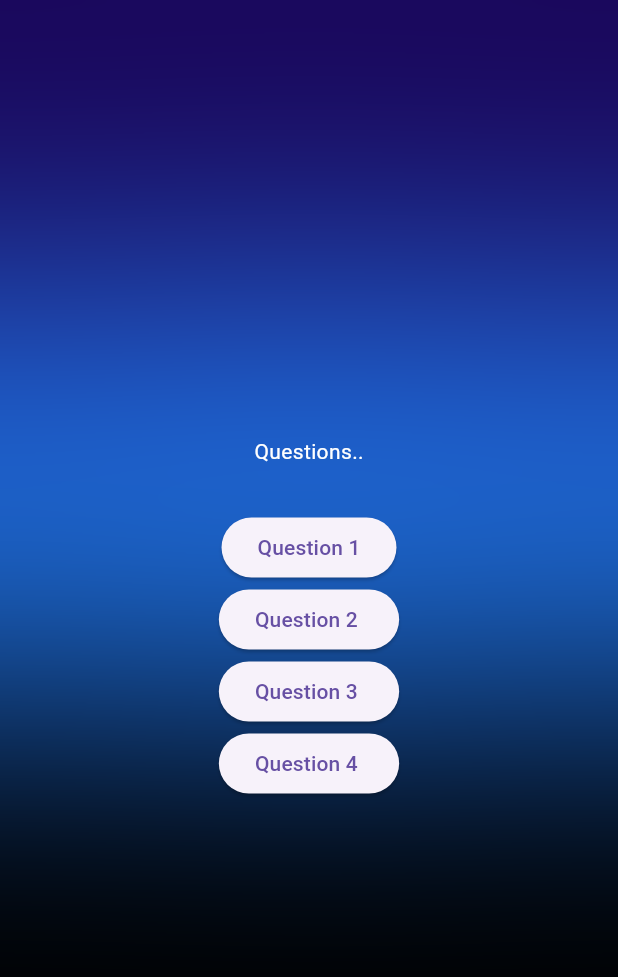
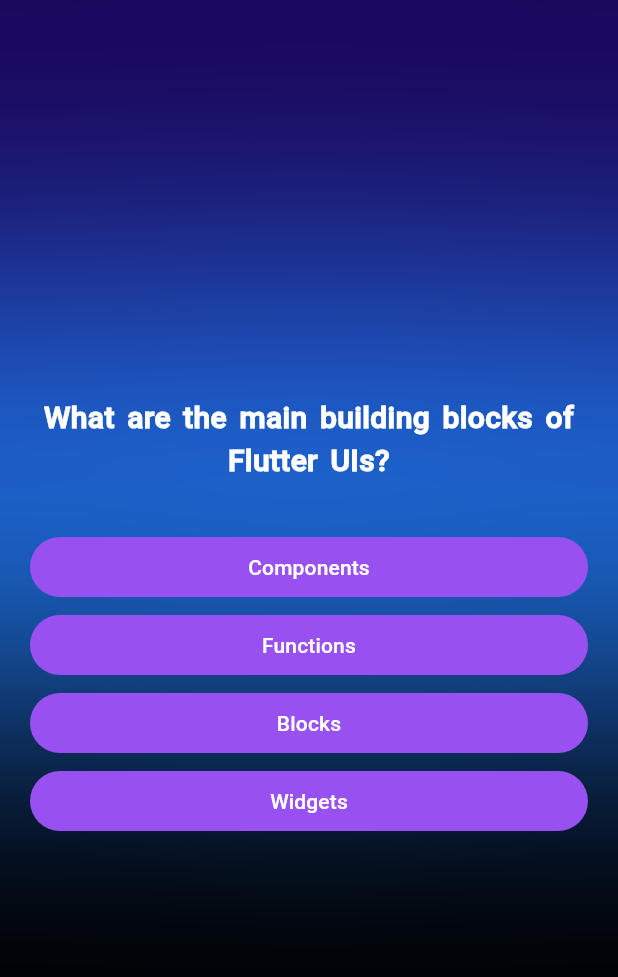
Before and after one commit to itsdwip/Flutter_Bootcamp_projects, a Flutter app: the screen it shows after launch, after a tap on "Start", on a phone screen of 412 x 824 dp. Shown: the top 977 px of the screen. Run offline on Flutter 3.47's test engine with Material 3 defaults, Android fonts, the phone set to English and light mode, and no system bars.

Commit message:
Implemented Questions Screen Function

```diff
--- a/flutter_quiz_app/lib/home_screen.dart
+++ b/flutter_quiz_app/lib/home_screen.dart
@@ -1,5 +1,4 @@
 import 'package:flutter/material.dart';
-import 'package:flutter_quiz_app/app_starting.dart';
 
 class Home extends StatelessWidget {
   const Home(this.activeQuestionsScreen, {super.key});
--- a/flutter_quiz_app/lib/main.dart
+++ b/flutter_quiz_app/lib/main.dart
@@ -11,9 +11,13 @@
   // This widget is the root of your application.
   @override
   Widget build(BuildContext context) {
-    return const MaterialApp(
+    return MaterialApp(
       debugShowCheckedModeBanner: false,
-      home: AppBackGround(),
+      theme: ThemeData(
+        useMaterial3: true,
+        fontFamily: 'Roboto',
+      ),
+      home: const AppBackGround(),
     );
   }
 }
--- /dev/null
+++ b/flutter_quiz_app/lib/others/components/answer_button_style.dart
@@ -0,0 +1,40 @@
+import 'package:flutter/material.dart';
+
+class AnswerButton extends StatelessWidget {
+  const AnswerButton({
+    super.key,
+    required this.answerText,
+    required this.onTap,
+  });
+
+  final String answerText;
+  final void Function() onTap;
+
+  @override
+  Widget build(BuildContext context) {
+    return Container(
+      margin: const EdgeInsets.symmetric(vertical: 2),
+      child: ElevatedButton(
+        onPressed: onTap,
+        style: ElevatedButton.styleFrom(
+          padding: const EdgeInsets.symmetric(
+            horizontal: 40,
+            vertical: 10,
+          ),
+          backgroundColor: const Color.fromARGB(255, 152, 80, 240),
+          foregroundColor: Colors.white,
+          elevation: 0,
+          shape: RoundedRectangleBorder(
+            borderRadius: BorderRadius.circular(
+              40,
+            ),
+          ),
+        ),
+        child: Text(
+          answerText,
+          textAlign: TextAlign.center,
+        ),
+      ),
+    );
+  }
+}
--- /dev/null
+++ b/flutter_quiz_app/lib/others/components/questions_screen_blueprint.dart
@@ -0,0 +1,13 @@
+class QuestionScreenBlueprint {
+  const QuestionScreenBlueprint(this.text, this.answers);
+  final String text;
+  final List<String> answers;
+
+  get shuffleList => null;
+
+  List<String> getShuffledAnswers() {
+    final shuffleList = List.of(answers);
+    shuffleList.shuffle();
+    return shuffleList;
+  }
+}
--- a/flutter_quiz_app/lib/others/data/questions_data.dart
+++ b/flutter_quiz_app/lib/others/data/questions_data.dart
@@ -1,4 +1,4 @@
-import 'package:flutter_quiz_app/others/questions_screen_blueprint.dart';
+import 'package:flutter_quiz_app/others/components/questions_screen_blueprint.dart';
 
 const questionsData = [
   QuestionScreenBlueprint(
--- a/flutter_quiz_app/lib/others/questions_screen_blueprint.dart
+++ /dev/null
@@ -1,5 +0,0 @@
-class QuestionScreenBlueprint {
-  const QuestionScreenBlueprint(this.text, this.answers);
-  final String text;
-  final List<String> answers;
-}
--- a/flutter_quiz_app/lib/questions_screen.dart
+++ b/flutter_quiz_app/lib/questions_screen.dart
@@ -1,4 +1,7 @@
 import 'package:flutter/material.dart';
+import 'package:flutter_quiz_app/others/components/answer_button_style.dart';
+import 'package:flutter_quiz_app/others/data/questions_data.dart';
+import 'package:flutter_quiz_app/result_screen.dart';
 
 class QuestionsScreen extends StatefulWidget {
   const QuestionsScreen({super.key});
@@ -8,42 +11,64 @@
 }
 
 class _QuestionsScreensState extends State<QuestionsScreen> {
+  final List<String> selectedAnswers = [];
+  int currentQuestionIndex = 0;
+
+  void chooseAnswer(String answer) {
+    selectedAnswers.add(answer);
+  }
+
+  void answerQuestion(String selectedAnswers) {
+    setState(
+      () {
+        currentQuestionIndex == 5
+            ? Navigator.push(
+                context,
+                MaterialPageRoute(
+                  builder: (context) => const ResultScreen(),
+                ),
+              )
+            : currentQuestionIndex++;
+      },
+    );
+  }
+
   @override
   Widget build(BuildContext context) {
+    var currantquestion = questionsData[currentQuestionIndex];
     return SafeArea(
+      child: Padding(
+        padding: const EdgeInsets.symmetric(horizontal: 20.0),
         child: Column(
           mainAxisAlignment: MainAxisAlignment.center,
+          crossAxisAlignment: CrossAxisAlignment.stretch,
           children: [
-          const Text(
-            'Questions..',
-            style: TextStyle(
+            Text(
+              currantquestion.text,
+              style: const TextStyle(
                 color: Colors.white,
+                fontSize: 20,
+                wordSpacing: 3,
+                fontWeight: FontWeight.bold,
               ),
+              textAlign: TextAlign.center,
             ),
             const SizedBox(
               height: 30,
             ),
-          AnswerButton('Question 1', () {}),
-          AnswerButton('Question 2 ', () {}),
-          AnswerButton('Question 3 ', () {}),
-          AnswerButton('Question 4 ', () {}),
+            ...currantquestion.getShuffledAnswers().map(
+              (answer) {
+                return AnswerButton(
+                  answerText: answer,
+                  onTap: () {
+                    answerQuestion(answer);
+                  },
+                );
+              },
+            ),
           ],
+        ),
       ),
     );
   }
 }
-
-class AnswerButton extends StatelessWidget {
-  const AnswerButton(this.answerText, this.onTap, {super.key});
-
-  final String answerText;
-  final void Function() onTap;
-
-  @override
-  Widget build(BuildContext context) {
-    return ElevatedButton(
-      onPressed: onTap,
-      child: Text(answerText),
-    );
-  }
-}
```
Also changed, not shown: flutter_quiz_app/pubspec.yaml (+5 -5 lines), flutter_quiz_app/pubspec.lock, 1 other file. Lines whose indentation alone changed are shown as unchanged.
